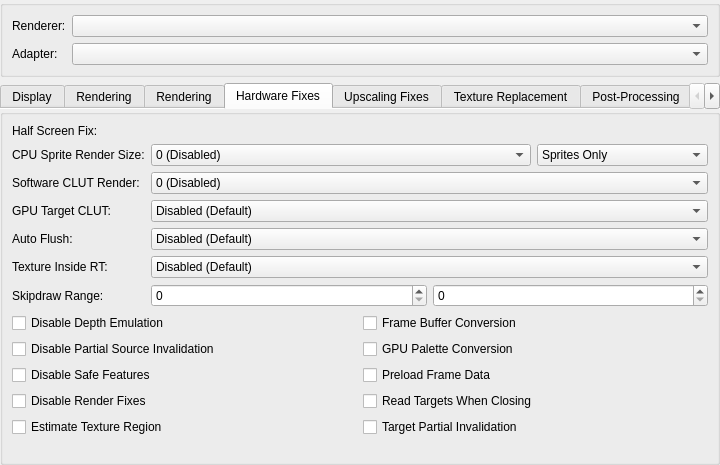
The window that pcsx2-qt/Settings/GraphicsSettingsWidget.ui (PCSX2/pcsx2) describes before a commit, drawn with Qt 5.
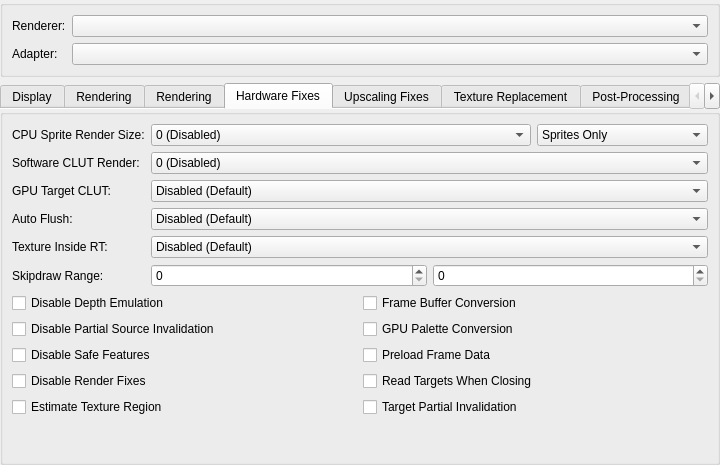
The same window after the commit. The open tabs and pages were chosen to show the change.

Commit message: UI: remove mention of Half Screen Fix

The edit to the form file:
```diff
--- a/pcsx2-qt/Settings/GraphicsSettingsWidget.ui
+++ b/pcsx2-qt/Settings/GraphicsSettingsWidget.ui
@@ -780,13 +780,6 @@
        <string>Hardware Fixes</string>
       </attribute>
       <layout class="QFormLayout" name="hardwareFixesLayout">
-       <item row="0" column="0">
-        <widget class="QLabel" name="label_10">
-         <property name="text">
-          <string>Half Screen Fix:</string>
-         </property>
-        </widget>
-       </item>
        <item row="1" column="0">
         <widget class="QLabel" name="label_36">
          <property name="text">
```
